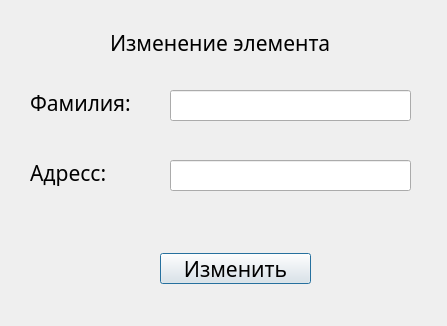
Qt form dialogupdate.ui (waay01/labSql) before a commit.
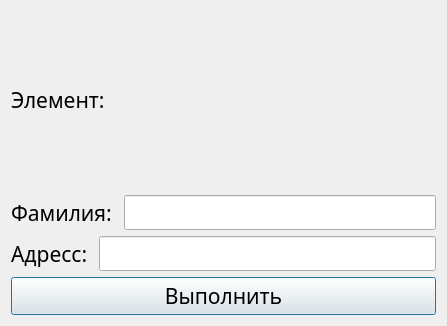
The same form after that commit.

Diff of the .ui file:
```diff
--- a/dialogupdate.ui
+++ b/dialogupdate.ui
@@ -13,53 +13,11 @@
   <property name="windowTitle">
    <string>Dialog</string>
   </property>
-  <widget class="QLineEdit" name="lineEdit_2">
-   <property name="geometry">
-    <rect>
-     <x>170</x>
-     <y>160</y>
-     <width>241</width>
-     <height>31</height>
-    </rect>
-   </property>
-   <property name="font">
-    <font>
-     <family>Montserrat Light</family>
-     <pointsize>14</pointsize>
-    </font>
-   </property>
-   <property name="text">
-    <string/>
-   </property>
-  </widget>
-  <widget class="QPushButton" name="pushButton">
-   <property name="geometry">
-    <rect>
-     <x>160</x>
-     <y>253</y>
-     <width>151</width>
-     <height>31</height>
-    </rect>
-   </property>
-   <property name="font">
-    <font>
-     <family>Montserrat Light</family>
-     <pointsize>16</pointsize>
-    </font>
-   </property>
-   <property name="text">
-    <string>Изменить</string>
-   </property>
-  </widget>
+  <layout class="QGridLayout" name="gridLayout">
+   <item row="0" column="0">
+    <layout class="QVBoxLayout" name="verticalLayout">
+     <item>
   <widget class="QLabel" name="label">
-   <property name="geometry">
-    <rect>
-     <x>110</x>
-     <y>30</y>
-     <width>244</width>
-     <height>26</height>
-    </rect>
-   </property>
    <property name="font">
     <font>
      <family>Montserrat Light</family>
@@ -67,18 +25,14 @@
     </font>
    </property>
    <property name="text">
-    <string>Изменение элемента</string>
-   </property>
-  </widget>
+        <string>Элемент: </string>
+       </property>
+      </widget>
+     </item>
+     <item>
+      <layout class="QHBoxLayout" name="horizontalLayout">
+       <item>
   <widget class="QLabel" name="label_2">
-   <property name="geometry">
-    <rect>
-     <x>30</x>
-     <y>90</y>
-     <width>110</width>
-     <height>26</height>
-    </rect>
-   </property>
    <property name="font">
     <font>
      <family>Montserrat Light</family>
@@ -89,15 +43,9 @@
     <string>Фамилия: </string>
    </property>
   </widget>
+       </item>
+       <item>
   <widget class="QLineEdit" name="lineEdit">
-   <property name="geometry">
-    <rect>
-     <x>170</x>
-     <y>90</y>
-     <width>241</width>
-     <height>31</height>
-    </rect>
-   </property>
    <property name="font">
     <font>
      <family>Montserrat Light</family>
@@ -108,15 +56,13 @@
     <string/>
    </property>
   </widget>
+       </item>
+      </layout>
+     </item>
+     <item>
+      <layout class="QHBoxLayout" name="horizontalLayout_2">
+       <item>
   <widget class="QLabel" name="label_3">
-   <property name="geometry">
-    <rect>
-     <x>30</x>
-     <y>160</y>
-     <width>88</width>
-     <height>26</height>
-    </rect>
-   </property>
    <property name="font">
     <font>
      <family>Montserrat Light</family>
@@ -127,6 +73,38 @@
     <string>Адресс: </string>
    </property>
   </widget>
+       </item>
+       <item>
+        <widget class="QLineEdit" name="lineEdit_2">
+         <property name="font">
+          <font>
+           <family>Montserrat Light</family>
+           <pointsize>14</pointsize>
+          </font>
+         </property>
+         <property name="text">
+          <string/>
+         </property>
+        </widget>
+       </item>
+      </layout>
+     </item>
+     <item>
+      <widget class="QPushButton" name="pushButton">
+       <property name="font">
+        <font>
+         <family>Montserrat Light</family>
+         <pointsize>16</pointsize>
+        </font>
+       </property>
+       <property name="text">
+        <string>Выполнить</string>
+       </property>
+      </widget>
+     </item>
+    </layout>
+   </item>
+  </layout>
  </widget>
  <resources/>
  <connections/>
```
Lines whose indentation alone changed are shown as unchanged.
